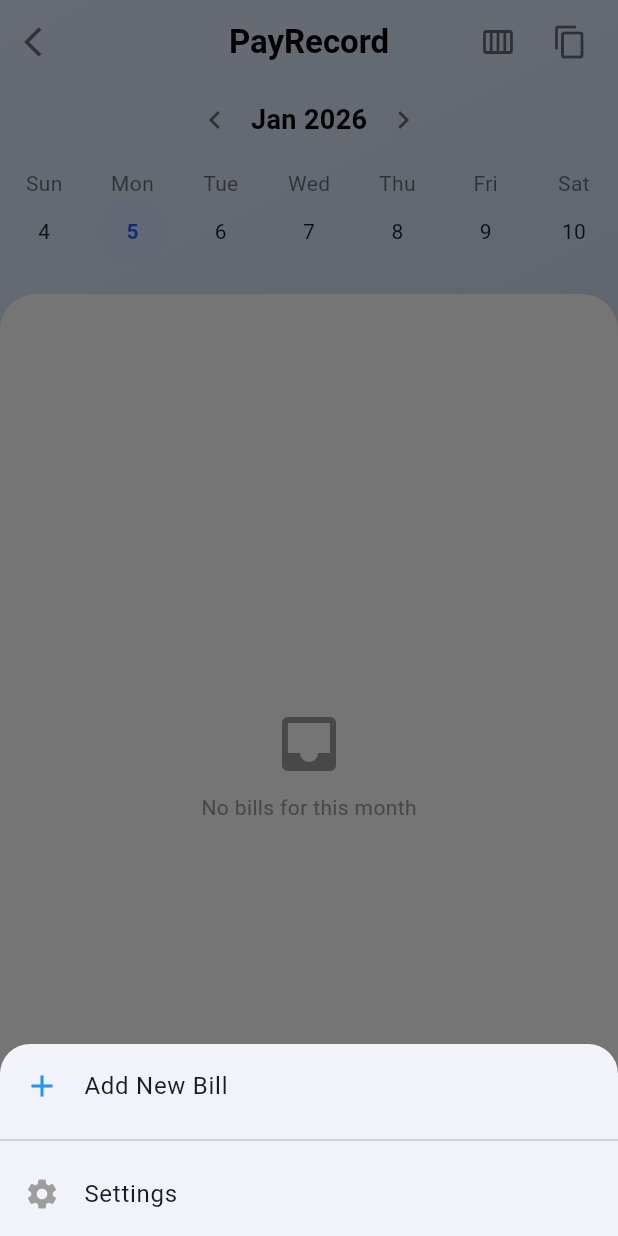
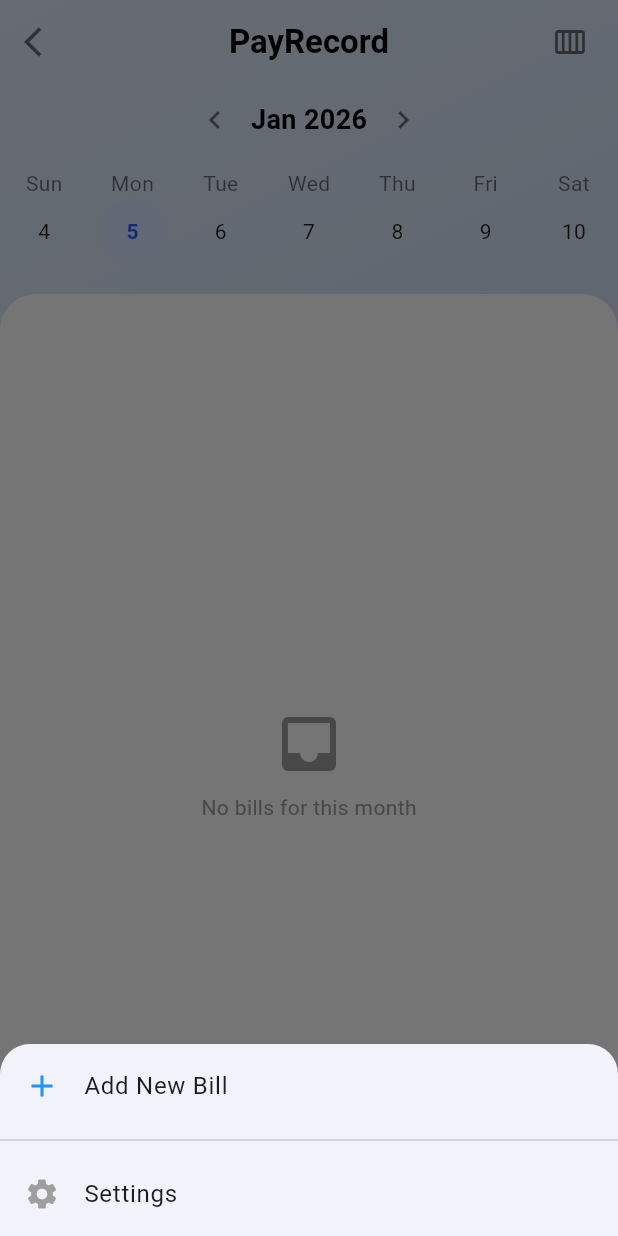
Before and after one commit to gavinkaihuang/PayRecordApp, a Flutter app: the DashboardScreen screen opened directly, after a tap on the "menu" icon, on a phone screen of 412 x 824 dp. Run offline on Flutter 3.47's test engine with Material 3 defaults, Android fonts, the phone set to English and light mode, and no system bars; drawn by our look-alikes of table_calendar; our stand-ins replace dio, image_picker, scrollable_positioned_list, shared_preferences; accounts and stored records are empty; network calls fail.

```diff
--- a/lib/screens/dashboard_screen.dart
+++ b/lib/screens/dashboard_screen.dart
@@ -205,11 +205,6 @@ class _DashboardScreenState extends State<DashboardScreen> {
                     : CalendarFormat.month;
               });
             },
-          ),
-          IconButton(
-            icon: const Icon(Icons.copy, color: Colors.black54),
-            tooltip: 'Clone to Next Month',
-            onPressed: billProvider.bills.isEmpty ? null : _cloneToNextMonth,
           ),
           const SizedBox(width: 8),
         ],
@@ -498,6 +493,16 @@ class _DashboardScreenState extends State<DashboardScreen> {
                       },
                     ),
                     const Divider(),
+                    if (billProvider.bills.isNotEmpty)
+                      ListTile(
+                         leading: const Icon(Icons.copy, color: Colors.indigo),
+                         title: const Text('Clone to Next Month'),
+                         onTap: () {
+                           Navigator.pop(ctx);
+                           _cloneToNextMonth();
+                         },
+                      ),
+                    if (billProvider.bills.isNotEmpty) const Divider(),
                     ListTile(
                       leading: const Icon(Icons.settings, color: Colors.grey),
                       title: const Text('Settings'),
```
Also changed, not shown: lib/widgets/bill_item.dart (+28 -10 lines).
